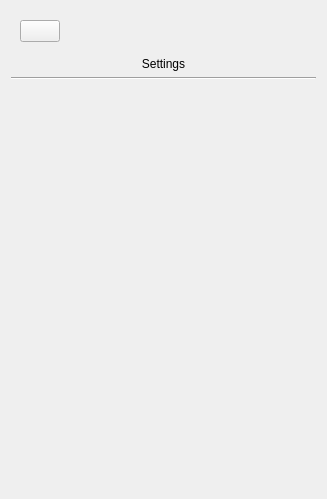
Old version of the form VideoPlayer/settingspage.ui in the repository sc22be/UI_COURSEWORK_FORK.
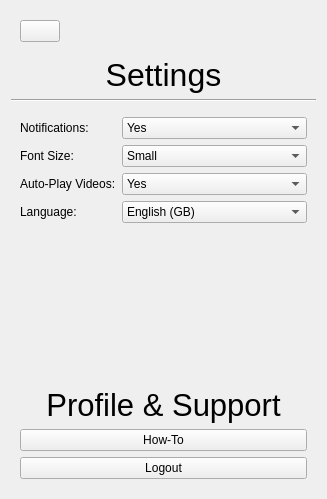
New version of the form. Icons and pictures are not drawn.

What changed in the file:
```diff
--- a/VideoPlayer/settingspage.ui
+++ b/VideoPlayer/settingspage.ui
@@ -51,6 +51,11 @@
    </item>
    <item>
     <widget class="QLabel" name="label">
+     <property name="font">
+      <font>
+       <pointsize>24</pointsize>
+      </font>
+     </property>
      <property name="text">
       <string>Settings</string>
      </property>
@@ -66,6 +71,142 @@
      </property>
     </widget>
    </item>
+   <item>
+    <widget class="QWidget" name="widget_2" native="true">
+     <layout class="QFormLayout" name="formLayout_3">
+      <item row="0" column="0">
+       <widget class="QLabel" name="label_notifications">
+        <property name="text">
+         <string>Notifications:</string>
+        </property>
+       </widget>
+      </item>
+      <item row="0" column="1">
+       <widget class="QComboBox" name="box_notify">
+        <property name="minimumSize">
+         <size>
+          <width>120</width>
+          <height>0</height>
+         </size>
+        </property>
+        <item>
+         <property name="text">
+          <string>Yes</string>
+         </property>
+        </item>
+        <item>
+         <property name="text">
+          <string>No</string>
+         </property>
+        </item>
+       </widget>
+      </item>
+      <item row="1" column="0">
+       <widget class="QLabel" name="label_font">
+        <property name="text">
+         <string>Font Size:</string>
+        </property>
+       </widget>
+      </item>
+      <item row="1" column="1">
+       <widget class="QComboBox" name="box_font">
+        <property name="minimumSize">
+         <size>
+          <width>120</width>
+          <height>0</height>
+         </size>
+        </property>
+        <item>
+         <property name="text">
+          <string>Small</string>
+         </property>
+        </item>
+        <item>
+         <property name="text">
+          <string>Medium</string>
+         </property>
+        </item>
+        <item>
+         <property name="text">
+          <string>Large</string>
+         </property>
+        </item>
+       </widget>
+      </item>
+      <item row="2" column="0">
+       <widget class="QLabel" name="label_autoplay">
+        <property name="text">
+         <string>Auto-Play Videos:</string>
+        </property>
+       </widget>
+      </item>
+      <item row="2" column="1">
+       <widget class="QComboBox" name="box_autoplay">
+        <property name="sizePolicy">
+         <sizepolicy hsizetype="Preferred" vsizetype="Fixed">
+          <horstretch>0</horstretch>
+          <verstretch>0</verstretch>
+         </sizepolicy>
+        </property>
+        <property name="minimumSize">
+         <size>
+          <width>120</width>
+          <height>0</height>
+         </size>
+        </property>
+        <item>
+         <property name="text">
+          <string>Yes</string>
+         </property>
+        </item>
+        <item>
+         <property name="text">
+          <string>No</string>
+         </property>
+        </item>
+       </widget>
+      </item>
+      <item row="3" column="0">
+       <widget class="QLabel" name="label_language">
+        <property name="text">
+         <string>Language:</string>
+        </property>
+       </widget>
+      </item>
+      <item row="3" column="1">
+       <widget class="QComboBox" name="box_lang">
+        <property name="sizePolicy">
+         <sizepolicy hsizetype="Preferred" vsizetype="Fixed">
+          <horstretch>0</horstretch>
+          <verstretch>0</verstretch>
+         </sizepolicy>
+        </property>
+        <property name="minimumSize">
+         <size>
+          <width>120</width>
+          <height>0</height>
+         </size>
+        </property>
+        <item>
+         <property name="text">
+          <string>English (GB)</string>
+         </property>
+        </item>
+        <item>
+         <property name="text">
+          <string>English (US)</string>
+         </property>
+        </item>
+        <item>
+         <property name="text">
+          <string>Turkish</string>
+         </property>
+        </item>
+       </widget>
+      </item>
+     </layout>
+    </widget>
+   </item>
    <item>
     <spacer name="verticalSpacer">
      <property name="orientation">
@@ -79,6 +220,41 @@
      </property>
     </spacer>
    </item>
+   <item>
+    <widget class="QWidget" name="widget_3" native="true">
+     <layout class="QVBoxLayout" name="verticalLayout_4">
+      <item>
+       <widget class="QLabel" name="Prof_Header">
+        <property name="font">
+         <font>
+          <pointsize>23</pointsize>
+         </font>
+        </property>
+        <property name="text">
+         <string>Profile &amp; Support</string>
+        </property>
+        <property name="alignment">
+         <set>Qt::AlignCenter</set>
+        </property>
+       </widget>
+      </item>
+      <item>
+       <widget class="QPushButton" name="button_howto">
+        <property name="text">
+         <string>How-To</string>
+        </property>
+       </widget>
+      </item>
+      <item>
+       <widget class="QPushButton" name="button_logout">
+        <property name="text">
+         <string>Logout</string>
+        </property>
+       </widget>
+      </item>
+     </layout>
+    </widget>
+   </item>
   </layout>
  </widget>
  <resources/>
```
